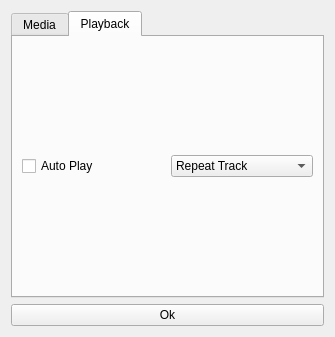
Before: the Qt Designer form settings.ui in xxfischixx2/TXmp, drawn with Qt 5.
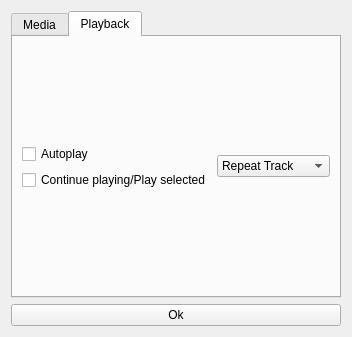
After: the same form once the commit is applied. The open tabs and pages were chosen to show the change. Icons and pictures are not drawn.

Diff of the .ui file:
```diff
--- a/settings.ui
+++ b/settings.ui
@@ -86,14 +86,66 @@
       </attribute>
       <layout class="QHBoxLayout" name="horizontalLayout_3">
        <item>
-        <widget class="QCheckBox" name="autoPlay">
-         <property name="text">
-          <string>Auto Play</string>
-         </property>
-         <property name="tristate">
-          <bool>false</bool>
-         </property>
-        </widget>
+        <layout class="QVBoxLayout" name="verticalLayout_3">
+         <item>
+          <spacer name="verticalSpacer">
+           <property name="orientation">
+            <enum>Qt::Vertical</enum>
+           </property>
+           <property name="sizeHint" stdset="0">
+            <size>
+             <width>20</width>
+             <height>40</height>
+            </size>
+           </property>
+          </spacer>
+         </item>
+         <item>
+          <widget class="QCheckBox" name="autoPlay">
+           <property name="toolTip">
+            <string>checked: autoplays next song, unchecked: it doesn't</string>
+           </property>
+           <property name="toolTipDuration">
+            <number>0</number>
+           </property>
+           <property name="text">
+            <string>Autoplay</string>
+           </property>
+           <property name="tristate">
+            <bool>false</bool>
+           </property>
+          </widget>
+         </item>
+         <item>
+          <widget class="QCheckBox" name="continuePlayingPlaySelected">
+           <property name="toolTip">
+            <string>Checked: pressing play continues playing, unchecked: pressing play </string>
+           </property>
+           <property name="toolTipDuration">
+            <number>0</number>
+           </property>
+           <property name="layoutDirection">
+            <enum>Qt::LeftToRight</enum>
+           </property>
+           <property name="text">
+            <string>Continue playing/Play selected</string>
+           </property>
+          </widget>
+         </item>
+         <item>
+          <spacer name="verticalSpacer_2">
+           <property name="orientation">
+            <enum>Qt::Vertical</enum>
+           </property>
+           <property name="sizeHint" stdset="0">
+            <size>
+             <width>20</width>
+             <height>40</height>
+            </size>
+           </property>
+          </spacer>
+         </item>
+        </layout>
        </item>
        <item>
         <widget class="QComboBox" name="playbackOrder">
```
Left out of the diff: 18 changed lines with no effect on the pictures.
